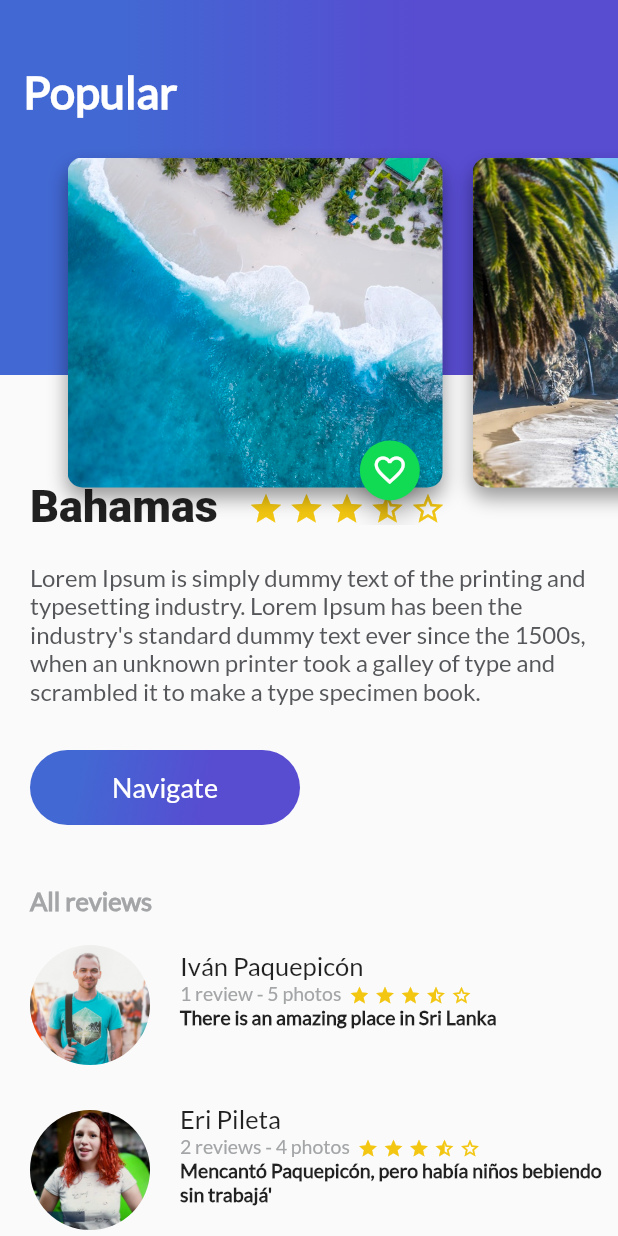
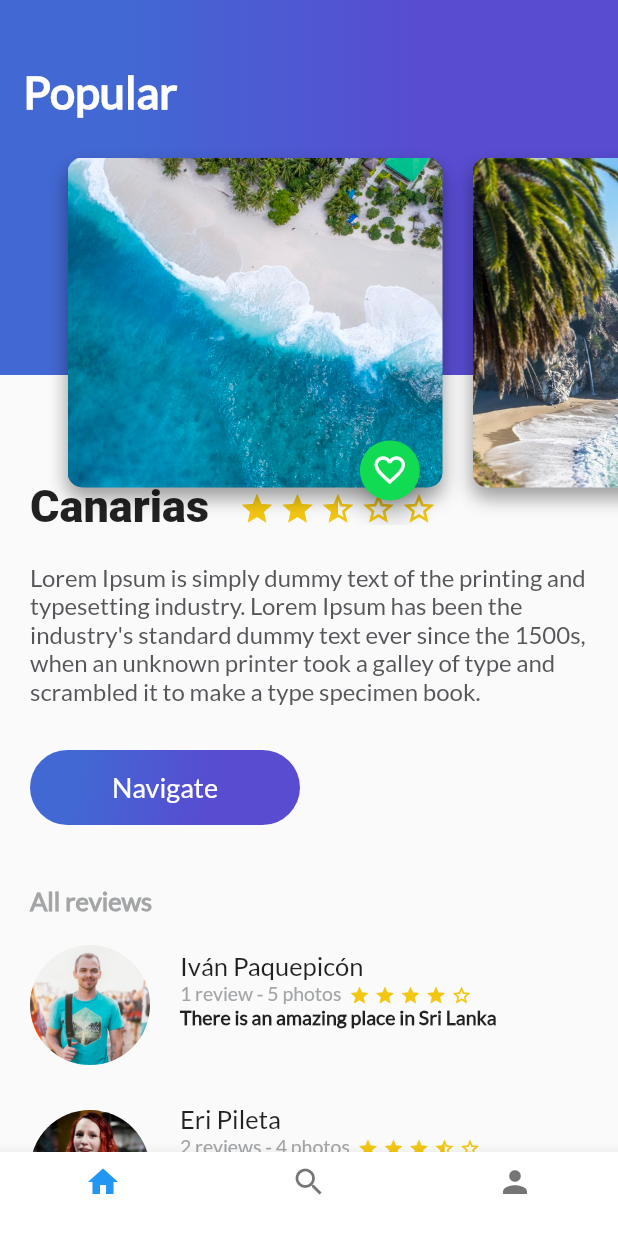
Before and after one commit to juaruiura/Platzi-trips-app, a Flutter app: the screen it shows after launch, on a phone screen of 412 x 824 dp. Run offline on Flutter 3.47's test engine with Material 2 defaults, Android fonts, the phone set to English and light mode, and no system bars.

Commit message:
app structure modified, navigation added through bottom bar, stars builder added to star.dart (it builds an array of 5 stars that represent an score)

```diff
--- a/lib/description_place.dart
+++ b/lib/description_place.dart
@@ -4,7 +4,7 @@ import 'package:platzi_trips_app/star.dart';
 
 class DescriptionPlace extends StatelessWidget {
   String namePlace;
-  int stars;
+  double stars;
   String descriptionPlace;
 
   DescriptionPlace(this.namePlace, this.stars, this.descriptionPlace);
@@ -30,13 +30,7 @@ class DescriptionPlace extends StatelessWidget {
           ),
         ),
         Row(
-          children: <Widget>[
-            Star(323, 3, 24),
-            Star(323, 3, 24),
-            Star(323, 3, 24),
-            Star.half(323, 3, 24),
-            Star.empty(323, 3, 24),
-          ],
+          children: Star.starsBuilder(stars, 323, 3, 24),
         ),
       ],
     );
@@ -67,5 +61,4 @@ class DescriptionPlace extends StatelessWidget {
       ],
     );
   }
-
 }
--- /dev/null
+++ b/lib/home_trips.dart
@@ -0,0 +1,22 @@
+import 'package:flutter/material.dart';
+import 'package:platzi_trips_app/description_place.dart';
+import 'package:platzi_trips_app/header_appbar.dart';
+import 'package:platzi_trips_app/review_list.dart';
+
+class HomeTrips extends StatelessWidget {
+  String loremipsum = "Lorem Ipsum is simply dummy text of the printing and typesetting industry. Lorem Ipsum has been the industry's standard dummy text ever since the 1500s, when an unknown printer took a galley of type and scrambled it to make a type specimen book.";
+  @override
+  Widget build(BuildContext context) {
+    return Stack(
+      children: <Widget>[
+        ListView (
+          children: <Widget>[
+            new DescriptionPlace("Canarias", 2.7, loremipsum),
+            new ReviewList(),
+          ],
+        ),
+        HeaderAppBar(),
+      ],
+    );
+  }
+}
--- a/lib/main.dart
+++ b/lib/main.dart
@@ -1,11 +1,10 @@
 import 'package:flutter/material.dart';
-import 'package:platzi_trips_app/header_appbar.dart';
-import 'description_place.dart';
-import 'review_list.dart';
+import 'package:platzi_trips_app/platzi_trips.dart';
 
 void main() => runApp(MyApp());
 
 class MyApp extends StatelessWidget {
+  String loremipsum = "Lorem Ipsum is simply dummy text of the printing and typesetting industry. Lorem Ipsum has been the industry's standard dummy text ever since the 1500s, when an unknown printer took a galley of type and scrambled it to make a type specimen book.";
   @override
   Widget build(BuildContext context) {
     return MaterialApp(
@@ -14,19 +13,7 @@ class MyApp extends StatelessWidget {
         primarySwatch: Colors.blue,
         visualDensity: VisualDensity.adaptivePlatformDensity,
       ),
-      home: Scaffold(
-        body: Stack(
-          children: <Widget>[
-            ListView (
-              children: <Widget>[
-                new DescriptionPlace("Bahamas", 4, "Lorem Ipsum is simply dummy text of the printing and typesetting industry. Lorem Ipsum has been the industry's standard dummy text ever since the 1500s, when an unknown printer took a galley of type and scrambled it to make a type specimen book."),
-                new ReviewList(),
-              ],
-            ),
-            HeaderAppBar(),
-          ],
-        )
-      ),
+      home: PlatziTrips(),
     );
   }
 }
--- /dev/null
+++ b/lib/platzi_trips.dart
@@ -0,0 +1,56 @@
+import 'package:flutter/material.dart';
+import 'package:platzi_trips_app/home_trips.dart';
+import 'package:platzi_trips_app/profile_trips.dart';
+import 'package:platzi_trips_app/search_trips.dart';
+
+class PlatziTrips extends StatefulWidget {
+  @override
+  _PlatziTripsState createState() => _PlatziTripsState();
+}
+
+class _PlatziTripsState extends State<PlatziTrips> {
+  int indexTap = 0;
+
+  final List<Widget> childrenWidgets = [
+    HomeTrips(),
+    SearchTrips(),
+    ProfileTrips(),
+  ];
+
+  void onTapTapped(int index) {
+    setState(() {
+      indexTap = index;
+    });
+  }
+
+  @override
+  Widget build(BuildContext context) {
+    return Scaffold(
+      body: childrenWidgets[indexTap],
+      bottomNavigationBar: Theme(
+        data: Theme.of(context).copyWith(
+          canvasColor : Colors.white,
+          primaryColor: Colors.purple,
+        ),
+        child: BottomNavigationBar(
+          currentIndex: indexTap,
+          onTap: onTapTapped,
+          items: [
+            BottomNavigationBarItem(
+              icon: Icon(Icons.home),
+              label: "",
+            ),
+            BottomNavigationBarItem(
+              icon: Icon(Icons.search),
+              label: "",
+            ),
+            BottomNavigationBarItem(
+              icon: Icon(Icons.person),
+              label: "",
+            ),
+          ],
+        ),
+        ),
+    );
+  }
+}
--- /dev/null
+++ b/lib/profile_trips.dart
@@ -0,0 +1,10 @@
+import 'package:flutter/material.dart';
+
+class ProfileTrips extends StatelessWidget {
+  @override
+  Widget build(BuildContext context) {
+    return Container(
+      color: Colors.indigo,
+    );
+  }
+}
--- a/lib/review.dart
+++ b/lib/review.dart
@@ -4,10 +4,11 @@ import 'package:platzi_trips_app/star.dart';
 class Review extends StatelessWidget {
   String name;
   String info;
+  double stars;
   String comment;
   String pathImage;
 
-  Review(this.name, this.info, this.comment, this.pathImage);
+  Review(this.name, this.info, this.stars, this.comment, this.pathImage);
 
   @override
   Widget build(BuildContext context) {
@@ -43,13 +44,7 @@ class Review extends StatelessWidget {
     );
 
     final userStars = Row(
-      children: <Widget>[
-        Star(3, 3, 14),
-        Star(3, 3, 14),
-        Star(3, 3, 14),
-        Star.half(3, 3, 14),
-        Star.empty(3, 3, 14),
-      ],
+      children: Star.starsBuilder(stars, 3, 3, 14)
     );
 
     final userInfo = Container(
--- a/lib/review_list.dart
+++ b/lib/review_list.dart
@@ -25,9 +25,9 @@ class ReviewList extends StatelessWidget {
       crossAxisAlignment: CrossAxisAlignment.start,
       children: <Widget>[
         reviewListHeader,
-        new Review("Iván Paquepicón", "1 review - 5 photos", "There is an amazing place in Sri Lanka", "assets/img/people.jpg"),
-        new Review("Eri Pileta", "2 reviews - 4 photos", "Mencantó Paquepicón, pero había niños bebiendo sin trabajá'", "assets/img/ann.jpg"),
-        new Review("Ohca' Unchivato", "4 reviews - 2 photos", "Vamo' a dejannos tonterías, déjense de buyeces", "assets/img/girl.jpg"),
+        new Review("Iván Paquepicón", "1 review - 5 photos", 4.25, "There is an amazing place in Sri Lanka", "assets/img/people.jpg"),
+        new Review("Eri Pileta", "2 reviews - 4 photos", 3.5, "Mencantó Paquepicón, pero había niños bebiendo sin trabajá'", "assets/img/ann.jpg"),
+        new Review("Ohca' Unchivato", "4 reviews - 2 photos", 2.75, "Vamo' a dejannos tonterías, déjense de buyeces", "assets/img/girl.jpg"),
       ],
     );
   }
--- /dev/null
+++ b/lib/search_trips.dart
@@ -0,0 +1,10 @@
+import 'package:flutter/material.dart';
+
+class SearchTrips extends StatelessWidget {
+  @override
+  Widget build(BuildContext context) {
+    return Container(
+      color: Colors.greenAccent,
+    );
+  }
+}
--- a/lib/star.dart
+++ b/lib/star.dart
@@ -51,4 +51,18 @@ class Star extends StatelessWidget {
       ),
     );
   }
+
+  static List<Widget> starsBuilder(double score, double topMargin, double rightMargin, double size) {
+    List<Widget> stars = [];
+    for (var i = 1; i <= 5; i++) {
+      if(i <= score){
+        stars.add(Star(topMargin, rightMargin, size));
+      } else if ((i - score) <= 0.5){
+        stars.add(Star.half(topMargin, rightMargin, size));
+      } else {
+        stars.add(Star.empty(topMargin, rightMargin, size));
+      };
+    }
+    return stars;
+  }
 }
```
